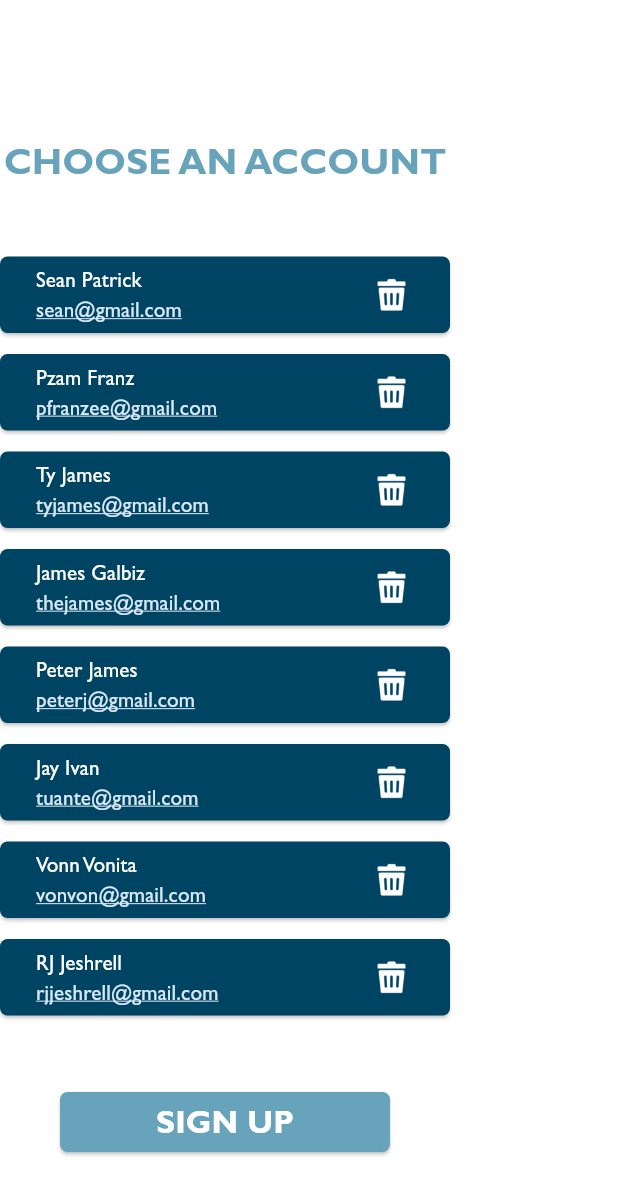
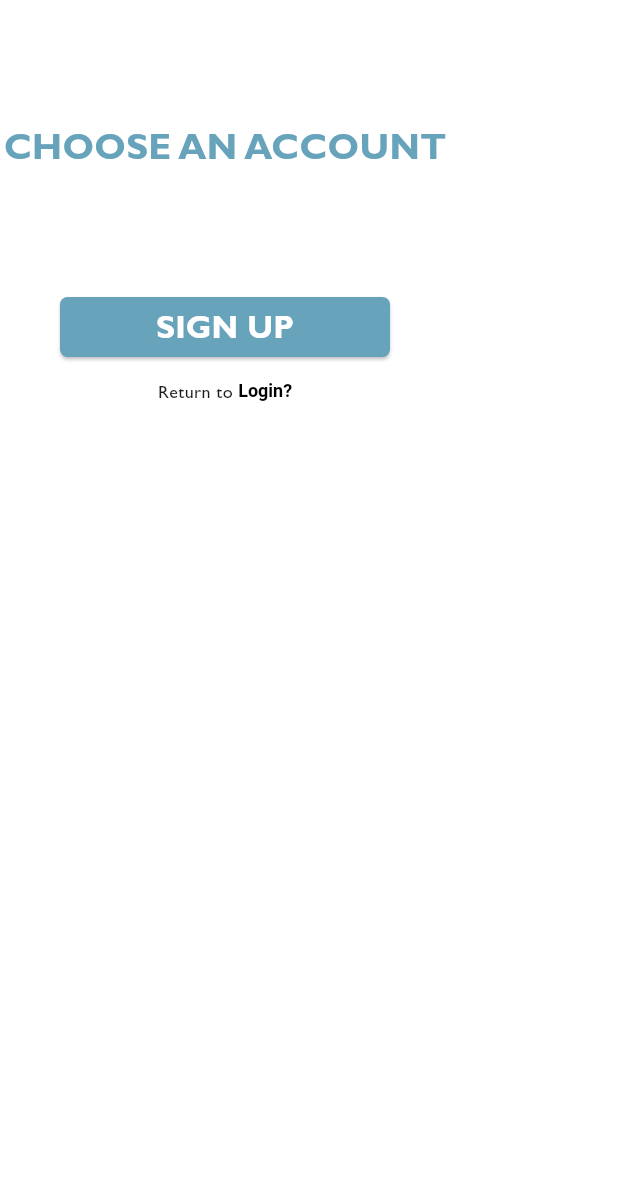
Before and after one commit to Teaz7/cozytask, a Flutter app: the ChooseAccount widget shown alone on an empty page, opened directly, on a phone screen of 412 x 824 dp. Shown: the top 1195 px of the screen. Run offline on Flutter 3.47's test engine with Material 3 defaults, Android fonts, the phone set to English and light mode, and no system bars; our stand-ins replace sqflite; accounts and stored records are empty.

Commit message:
database integrated
register working with db
choose account with db
models added
db helper added

```diff
--- a/cozytask/lib/chooseaccount.dart
+++ b/cozytask/lib/chooseaccount.dart
@@ -1,4 +1,9 @@
 import 'package:cozytask/dashboard.dart';
+import 'package:cozytask/database/dbHelper.dart';
+import 'package:cozytask/database/models/userModel.dart';
+import 'package:cozytask/main.dart';
+import 'package:cozytask/signUp.dart';
+import 'package:flutter/gestures.dart';
 import 'package:flutter/material.dart';
 
 void main() {
@@ -35,18 +40,32 @@ class ChooseAccount extends StatefulWidget {
 }
 
 class _ChooseAccountState extends State<ChooseAccount> {
+  List<User> users = [];
+
+  @override
+  void initState() {
+    super.initState();
+    loadUsers();
+  }
+
+  Future<void> loadUsers() async {
+    final data = await DBHelper.instance.readAllUser();
+    print("Loaded ${data.length} users"); // Add this
+    for (var user in data) {
+      print("User: ${user.name}, ${user.email}"); // Add this
+    }
+    setState(() {
+      users = data;
+    });
+  }
+
   @override
   Widget build(BuildContext context) {
-    //Following the figma design muna
-    List<String> username = ['Sean Patrick', 'Pzam Franz', 'Ty James', 'James Galbiz',
-    'Peter James', 'Jay Ivan', 'Vonn Vonita', 'RJ Jeshrell'];
-    List<String> email = ['sean@gmail.com', 'pfranzee@gmail.com', 'tyjames@gmail.com',
-    'thejames@gmail.com', 'peterj@gmail.com', 'tuante@gmail.com', 'vonvon@gmail.com', 'rjjeshrell@gmail.com'];
 
     return Column(
       children: <Widget>[
         Padding(
-          padding: EdgeInsets.all(45),
+          padding: EdgeInsets.all(40),
         ),
 
         Container(
@@ -67,7 +86,7 @@ class _ChooseAccountState extends State<ChooseAccount> {
           padding: EdgeInsets.all(20),
         ),
 
-        for (int i = 0; i < username.length; i++) Container(
+        for (var i in users) Container(
           padding: EdgeInsets.symmetric(vertical: 7),
           width: 300,
           height: 65,
@@ -94,12 +113,12 @@ class _ChooseAccountState extends State<ChooseAccount> {
                   crossAxisAlignment: CrossAxisAlignment.start,
                   children: <Widget>[
                     Text(
-                      username[i],
+                      i.name,
                       textAlign: TextAlign.left,
                     ),
 
                     Text(
-                      email[i],
+                      i.email,
                       textAlign: TextAlign.left,
                       style: TextStyle(
                         color: Color(0XFFD8E8F4),
@@ -131,7 +150,10 @@ class _ChooseAccountState extends State<ChooseAccount> {
 
         ElevatedButton(
           onPressed: () {
-
+            Navigator.push(
+              context,
+              MaterialPageRoute(builder: (context) => SignUpPage()),
+            );
           },
           style: ElevatedButton.styleFrom(
             minimumSize: Size(220, 40),
@@ -148,7 +170,39 @@ class _ChooseAccountState extends State<ChooseAccount> {
               fontSize: 21
               ),
             ),
-        )
+        ),
+
+        Container(
+          padding: EdgeInsets.symmetric(vertical: 10),
+          width: 300,
+          child: Row(
+            mainAxisAlignment: MainAxisAlignment.center,
+            children: <Widget>[
+              Text(
+                "Return to ",
+                style: TextStyle(fontSize: 12),
+              ),
+
+              RichText(
+                text: TextSpan(
+                  text: 'Login?',
+                  style: TextStyle(
+                    fontSize: 12,
+                    fontWeight: FontWeight.bold,
+                    color: Colors.black,
+                  ),
+                  recognizer: TapGestureRecognizer()
+                    ..onTap = () {
+                      Navigator.push(
+                        context,
+                        MaterialPageRoute(builder: (context) => MainPage()),
+                      );
+                    },
+                ),
+              ),
+            ],
+          ),
+        ),
       ]
     );
   }
--- /dev/null
+++ b/cozytask/lib/database/dbHelper.dart
@@ -0,0 +1,213 @@
+import 'package:sqflite/sqflite.dart';
+import 'package:path/path.dart';
+import 'models/userModel.dart';
+import 'models/calendarModel.dart';
+import 'models/storeModel.dart';
+
+class DBHelper {
+  static final DBHelper instance = DBHelper._init();
+  static Database? _database;
+
+  DBHelper._init();
+
+  Future<Database> get database async {
+    if (_database != null) return _database!;
+    _database = await _initDB("app.db");
+    return _database!;
+  }
+
+  Future<Database> _initDB(String filePath) async {
+    final dbPath = await getDatabasesPath();
+    final path = join(dbPath, filePath);
+
+    return await openDatabase(
+      path,
+      version: 1,
+      onCreate: _createDB,
+      onConfigure: (db) async {
+        await db.execute('PRAGMA foreign_keys = ON');
+      }
+    );
+  }
+
+  Future<void> resetDatabase() async {
+    final dbPath = await getDatabasesPath();
+    final path = join(dbPath, "app.db");
+
+    // Close the database if it's open
+    if (_database != null) {
+      await _database!.close();
+      _database = null;
+    }
+
+    // Delete the database file
+    await deleteDatabase(path);
+
+    // Reinitialize the database (creates fresh tables)
+    _database = await _initDB("app.db");
+  }
+
+  Future _createDB(Database db, int version) async {
+    await db.execute('''
+    CREATE TABLE user(
+      USER_ID INTEGER PRIMARY KEY AUTOINCREMENT,
+      USER_Name TEXT NOT NULL,
+      USER_Password TEXT NOT NULL,
+      USER_Email TEXT NOT NULL,
+      USER_University TEXT NOT NULL,
+      USER_YearLevel INTEGER NOT NULL,
+      USER_Points INTEGER NOT NULL,
+      USER_LoginStatus TEXT NOT NULL,
+      USER_SelectedPetID INTEGER
+    )
+    ''');
+
+    await db.execute('''
+    CREATE TABLE calendar(
+      CAL_ID INTEGER PRIMARY KEY AUTOINCREMENT,
+      CAL_NumOfTask INTEGER NOT NULL,
+      USER_ID INTEGER,
+      FOREIGN KEY (USER_ID) REFERENCES user (USER_ID) ON DELETE CASCADE
+    )
+    ''');
+
+    await db.execute('''
+    CREATE TABLE task(
+      TASK_ID INTEGER PRIMARY KEY AUTOINCREMENT,
+      TASK_Name TEXT NOT NULL,
+      TASK_Description TEXT NOT NULL,
+      TASK_PriorityClass TEXT NOT NULL,
+      TASK_Status TEXT NOT NULL,
+      TASK_DateStart TEXT NOT NULL,
+      TASK_DateFinish TEXT NOT NULL,
+      TASK_Progress INTEGER NOT NULL,
+      CAL_ID INTEGER,
+      USER_ID INTEGER,
+      FOREIGN KEY (CAL_ID) REFERENCES calendar(CAL_ID) ON DELETE CASCADE,
+      FOREIGN KEY (USER_ID) REFERENCES user (USER_ID) ON DELETE CASCADE
+    )
+    ''');
+
+    await db.execute('''
+    CREATE TABLE subtask(
+      SUBTASK_ID INTEGER PRIMARY KEY AUTOINCREMENT,
+      SUBTASK_Name TEXT NOT NULL,
+      SUBTASK_Status TEXT NOT NULL,
+      TASK_ID INTEGER,
+      FOREIGN KEY (TASK_ID) REFERENCES task (TASK_ID) ON DELETE CASCADE
+    )
+    ''');
+
+    await db.execute('''
+    CREATE TABLE reward(
+      REWARD_ID INTEGER PRIMARY KEY AUTOINCREMENT,
+      REWARD_Points INTEGER NOT NULL,
+      TASK_ID INTEGER,
+      USER_ID INTEGER,
+      FOREIGN KEY (TASK_ID) REFERENCES task (TASK_ID) ON DELETE CASCADE,
+      FOREIGN KEY (USER_ID) REFERENCES user (USER_ID) ON DELETE CASCADE
+    )
+    ''');
+
+    await db.execute('''
+    CREATE TABLE store(
+      STORE_ID INTEGER PRIMARY KEY AUTOINCREMENT,
+      STORE_NumOfProduct INTEGER NOT NULL,
+      USER_ID INTEGER,
+      FOREIGN KEY (USER_ID) REFERENCES user (USER_ID) ON DELETE CASCADE
+    )
+    ''');
+
+    await db.execute('''
+    CREATE TABLE product(
+      PROD_ID INTEGER PRIMARY KEY AUTOINCREMENT,
+      PROD_Name TEXT NOT NULL,
+      PROD_Category TEXT NOT NULL,
+      PROD_Amount INTEGER NOT NULL,
+      PROD_Photo TEXT NOT NULL,
+      STORE_ID INTEGER,
+      FOREIGN KEY (STORE_ID) REFERENCES store (STORE_ID) ON DELETE CASCADE
+    )
+    ''');
+
+    await db.execute('''
+    CREATE TABLE purchases(
+      PUR_ID INTEGER PRIMARY KEY AUTOINCREMENT,
+      PUR_PurchasedAt TEXT NOT NULL,
+      USER_ID INTEGER,
+      PROD_ID INTEGER,
+      FOREIGN KEY (USER_ID) REFERENCES user (USER_ID) ON DELETE CASCADE,
+      FOREIGN KEY (PROD_ID) REFERENCES product (PROD_ID) ON DELETE CASCADE
+    )
+    ''');
+  }
+
+  /*          -- USER CRUD --         */
+  Future<int> createUser(User user) async {
+    final db = await instance.database;
+    return await db.insert("user", user.toMap());
+  }
+
+  Future<List<User>> readAllUser() async {
+    final db = await instance.database;
+    final result = await db.query("user", orderBy: "USER_ID DESC");
+    return result.map((e) => User.fromMap(e)).toList();
+  }
+
+  Future<int> updateUser(User user) async {
+    final db = await instance.database;
+    return await db
+        .update("user", user.toMap(), where: "USER_ID = ?", whereArgs: [user.id]);
+  }
+
+  Future<int> deleteUser(int id) async {
+    final db = await instance.database;
+    return await db.delete("user", where: "USER_ID = ?", whereArgs: [id]);
+  }
+
+  /*          -- CALENDAR CRUD --         */
+  Future<int> createCalendar(Calendar calendar) async {
+    final db = await instance.database;
+    return await db.insert("calendar", calendar.toMap());
+  }
+
+  Future<List<Calendar>> readAllCalendar() async {
+    final db = await instance.database;
+    final result = await db.query("calendar", orderBy: "CAL_ID DESC");
+    return result.map((e) => Calendar.fromMap(e)).toList();
+  }
+
+  Future<int> updateCalendar(Calendar calendar) async {
+    final db = await instance.database;
+    return await db
+        .update("calendar", calendar.toMap(), where: "CAL_ID = ?", whereArgs: [calendar.id]);
+  }
+
+  Future<int> deleteCalendar(int id) async {
+    final db = await instance.database;
+    return await db.delete("calendar", where: "CAL_ID = ?", whereArgs: [id]);
+  }
+
+  /*          -- STORE CRUD --         */
+  Future<int> createStore(Store store) async {
+    final db = await instance.database;
+    return await db.insert("store", store.toMap());
+  }
+
+  Future<List<Store>> readAllStore() async {
+    final db = await instance.database;
+    final result = await db.query("store", orderBy: "STORE_ID DESC");
+    return result.map((e) => Store.fromMap(e)).toList();
+  }
+
+  Future<int> updateStore(Store store) async {
+    final db = await instance.database;
+    return await db
+        .update("store", store.toMap(), where: "STORE_ID = ?", whereArgs: [store.id]);
+  }
+
+  Future<int> deleteStore(int id) async {
+    final db = await instance.database;
+    return await db.delete("store", where: "STORE_ID = ?", whereArgs: [id]);
+    }
+  }
--- /dev/null
+++ b/cozytask/lib/database/models/calendarModel.dart
@@ -0,0 +1,26 @@
+class Calendar {
+  int? id, userid;
+  int numoftask;
+
+  Calendar({
+    this.id,
+    this.userid,
+    required this.numoftask,
+  });
+
+  Map<String, dynamic> toMap() {
+    return {
+      'CAL_ID': id,
+      'CAL_NumOfTask': numoftask,
+      'USER_ID': userid
+    };
+  }
+
+  static Calendar fromMap(Map<String, dynamic> map) {
+    return Calendar(
+      id: map['CAL_ID'],
+      numoftask: map['CAL_NumOfTask'],
+      userid: map['USER_ID']
+    );
+  }
+}
--- /dev/null
+++ b/cozytask/lib/database/models/storeModel.dart
@@ -0,0 +1,26 @@
+class Store {
+  int? id, userid;
+  int num;
+
+  Store({
+    this.id,
+    this.userid,
+    required this.num
+  });
+
+  Map<String, dynamic> toMap() {
+    return {
+      'STORE_ID': id,
+      'STORE_NumOfProducts': num,
+      'USER_ID': userid
+    };
+  }
+
+  static Store fromMap(Map<String, dynamic> map) {
+    return Store(
+      id: map['STORE_ID'],
+      num: map['STORE_NumOfProducts'],
+      userid: map['USER_ID']
+    );
+  }
+}
--- /dev/null
+++ b/cozytask/lib/database/models/taskModel.dart
@@ -0,0 +1,48 @@
+class Task {
+  int? id, calid, userid;
+  int progress;
+  String name, description, priority, status, datestart, dateend;
+
+  Task({
+    this.id,
+    this.calid,
+    this.userid,
+    required this.progress,
+    required this.name,
+    required this.description,
+    required this.priority,
+    required this.status,
+    required this.datestart,
+    required this.dateend
+  });
+
+  Map<String, dynamic> toMap() {
+    return {
+      'TASK_ID': id,
+      'TASK_Name': name,
+      'TASK_Description': description,
+      'TASK_PriorityClass': priority,
+      'TASK_Status': status,
+      'TASK_DateStart': datestart,
+      'TASK_DateFinish': dateend,
+      'TASK_Progress': progress,
+      'CAL_ID': calid,
+      'USER_ID': userid
+    };
+  }
+
+  static Task fromMap(Map<String, dynamic> map) {
+    return Task(
+      id: map['TASK_ID'],
+      name: map['TASK_Name'],
+      description: map['TASK_Description'],
+      priority: map['TASK_PriorityClass'],
+      status: map['TASK_Status'],
+      datestart: map['TASK_DateStart'],
+      dateend: map['TASK_DateFinish'],
+      progress: map['TASK_Progress'],
+      calid: map['CAL_ID'],
+      userid: map['USER_ID']
+    );
+  }
+}
--- /dev/null
+++ b/cozytask/lib/database/models/userModel.dart
@@ -0,0 +1,45 @@
+class User {
+  int? id, petid;
+  int points, year;
+  String name, password, email, university, loginstatus;
+
+  User({
+    this.id,
+    this.petid,
+    required this.points,
+    required this.year,
+    required this.name,
+    required this.password,
+    required this.email,
+    required this.university,
+    required this.loginstatus,
+  });
+
+  Map<String, dynamic> toMap() {
+    return {
+      'USER_ID': id,
+      'USER_Name': name,
+      'USER_Password': password,
+      'USER_Email': email,
+      'USER_University': university,
+      'USER_YearLevel': year,
+      'USER_Points': points,
+      'USER_LoginStatus': loginstatus,
+      'USER_SelectedPetID': petid
+    };
+  }
+
+  static User fromMap(Map<String, dynamic> map) {
+    return User(
+      id: map['USER_ID'],
+      name: map['USER_Name'],
+      password: map['USER_Password'],
+      email: map['USER_Email'],
+      university: map['USER_University'],
+      year: map['USER_YearLevel'],
+      points: map['USER_Points'],
+      loginstatus: map['USER_LoginStatus'],
+      petid: map['USER_SelectedPetID']
+    );
+  }
+}
--- a/cozytask/pubspec.yaml
+++ b/cozytask/pubspec.yaml
@@ -34,6 +34,8 @@ dependencies:
   # The following adds the Cupertino Icons font to your application.
   # Use with the CupertinoIcons class for iOS style icons.
   cupertino_icons: ^1.0.8
+  path_provider: ^2.1.5
+  sqflite: ^2.4.2
 
 dev_dependencies:
   flutter_test:
```
Also changed, not shown: cozytask/lib/database/models/productModel.dart (added, +36 -0 lines), cozytask/lib/database/models/purchasesModel.dart (added, +29 -0 lines), cozytask/lib/database/models/reminderModel.dart (added, +29 -0 lines), cozytask/lib/database/models/rewardModel.dart (added, +29 -0 lines), cozytask/lib/database/models/subtaskModel.dart (added, +29 -0 lines), cozytask/lib/signup.dart (+73 -5 lines), cozytask/pubspec.lock, 1 other file.
